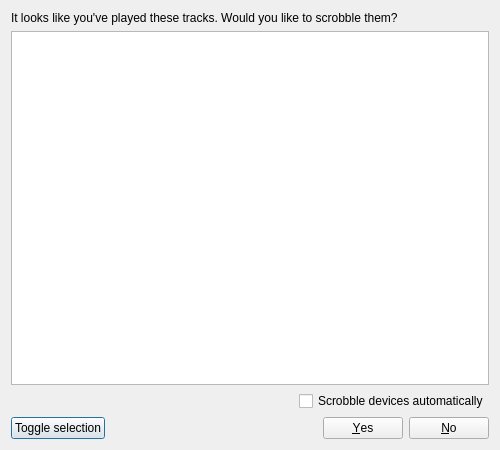
Above: lib/unicorn/dialogs/ScrobbleConfirmationDialog.ui from mutecypher/lastfm-desktop before the change. Below: the same form after it.
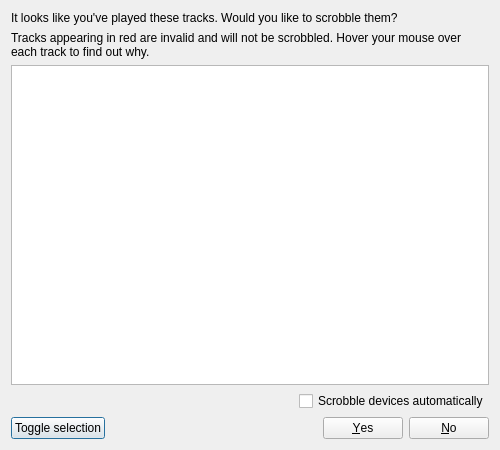
That is the form after the change.

Commit message: Show a warning in red when there are invalid iPod scrobbles in red in the scrobble confirmation dialog. Tell the user's that they can hover over these iPod scrobbles to find out why they are invalid.

```diff
--- a/lib/unicorn/dialogs/ScrobbleConfirmationDialog.ui
+++ b/lib/unicorn/dialogs/ScrobbleConfirmationDialog.ui
@@ -24,6 +24,16 @@
      </property>
     </widget>
    </item>
+   <item>
+    <widget class="QLabel" name="invalidScrobbleWarning">
+     <property name="text">
+      <string>Tracks appearing in red are invalid and will not be scrobbled. Hover your mouse over each track to find out why.</string>
+     </property>
+     <property name="wordWrap">
+      <bool>true</bool>
+     </property>
+    </widget>
+   </item>
    <item>
     <widget class="QTableView" name="scrobblesView">
      <property name="selectionMode">
```
The commit also changes 2 other files.
